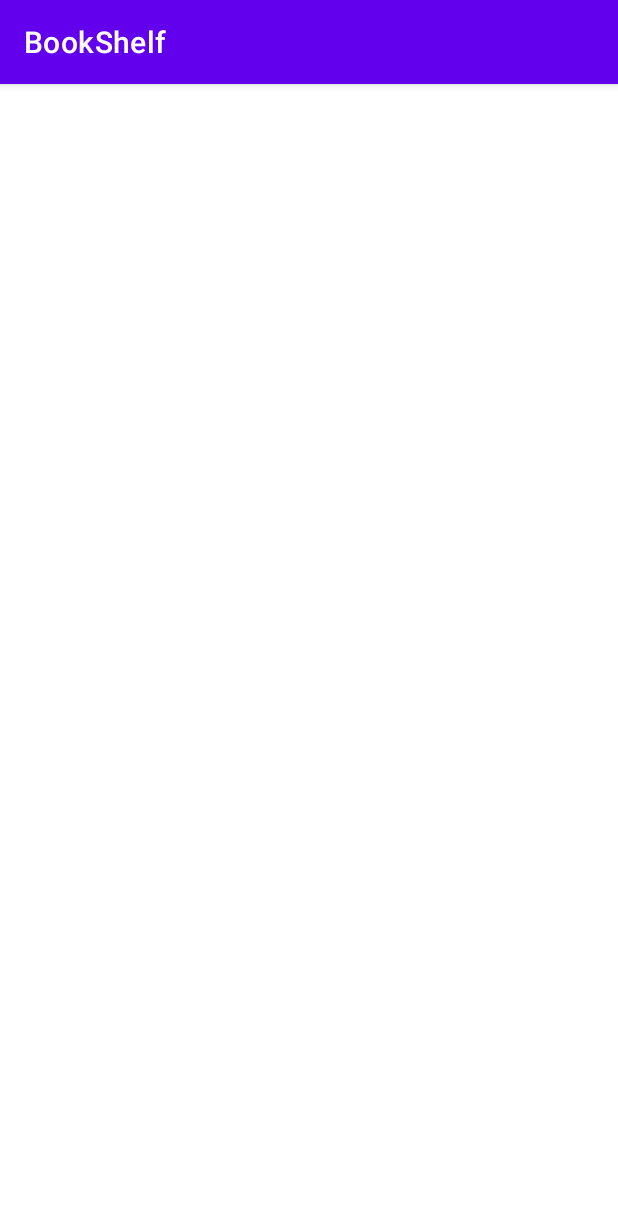
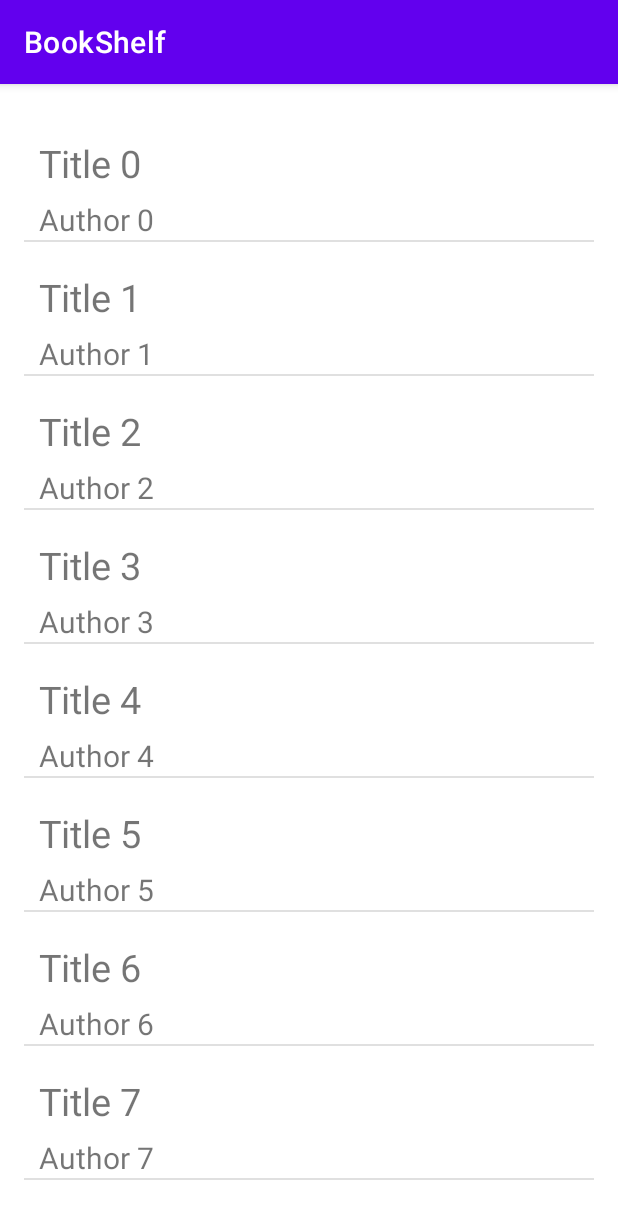
Before and after one commit to GrantGwiaz/BookShelf, an Android app: the screen it shows after launch (MainActivity), on a phone screen of 412 x 824 dp. Shown: the top 1219 px of the screen. Run offline under Robolectric (Android 15) with nearby library versions, the phone set to English and light mode, and no system bars.

Commit message:
BookList Fragment Displays successfully

```diff
--- a/app/src/main/java/edu/temple/bookshelf/BookAdapter.java
+++ b/app/src/main/java/edu/temple/bookshelf/BookAdapter.java
@@ -16,9 +16,9 @@ import java.util.ArrayList;
 public class BookAdapter extends BaseAdapter {
 
     private Context context;
-    private ArrayList<Book> books;
+    private BookList books;
 
-    public BookAdapter (Context context, ArrayList<Book> books) {
+    public BookAdapter (Context context, BookList books) {
         this.context = context;
         this.books = books;
     }
@@ -52,13 +52,13 @@ public class BookAdapter extends BaseAdapter {
             linearLayout.addView(title);
             linearLayout.addView(author);
 
-            title.setTextSize(20);
-            author.setTextSize(10);
+            title.setTextSize(25);
+            author.setTextSize(20);
             title.setPadding(15, 30,15,0);
             author.setPadding(15, 10,15,0);
 
-            title.setGravity(Gravity.CENTER_HORIZONTAL);
-            author.setGravity(Gravity.CENTER_HORIZONTAL);
+            title.setGravity(Gravity.START);
+            author.setGravity(Gravity.START);
 
 
         } else {
@@ -68,7 +68,7 @@ public class BookAdapter extends BaseAdapter {
         }
 
         title.setText(books.get(position).getTitle());
-        author.setText(books.get(position).getTitle());
+        author.setText(books.get(position).getAuthor());
 
         return linearLayout;
     }
--- a/app/src/main/java/edu/temple/bookshelf/BookList.java
+++ b/app/src/main/java/edu/temple/bookshelf/BookList.java
@@ -1,28 +1,48 @@
 package edu.temple.bookshelf;
+
+import android.os.Parcel;
+import android.os.Parcelable;
 
 import java.util.ArrayList;
 
-public class BookList {
-    private ArrayList<Book> Books;
+public class BookList implements Parcelable {
+
+    private ArrayList<Book> books;
 
     public BookList() {
-
+        books = new ArrayList<Book>();
     }
 
+    protected BookList(Parcel in) {
+        books = in.createTypedArrayList(Book.CREATOR);
+    }
+
+    public static final Creator<BookList> CREATOR = new Creator<BookList>() {
+        @Override
+        public BookList createFromParcel(Parcel in) {
+            return new BookList(in);
+        }
+
+        @Override
+        public BookList[] newArray(int size) {
+            return new BookList[size];
+        }
+    };
+
     void add(Book book) {
-        Books.add(book);
+        books.add(book);
     }
 
     void remove(Book book) {
-        Books.remove(book);
+        books.remove(book);
     }
 
     Book get(int position) {
-        return Books.get(position);
+        return books.get(position);
     }
 
     int size(){
-        return Books.size();
+        return books.size();
     }
 
     // adds some books with very boring titles and strange but presciently named authors
@@ -31,8 +51,17 @@ public class BookList {
             String title = "Title " + i;
             String author = "Author " + i;
             Book b = new Book(title, author);
-            add(b);
+            books.add(b);
         }
     }
 
+    @Override
+    public int describeContents() {
+        return 0;
+    }
+
+    @Override
+    public void writeToParcel(Parcel dest, int flags) {
+        dest.writeTypedList(books);
+    }
 }
--- a/app/src/main/java/edu/temple/bookshelf/BookListFragment.java
+++ b/app/src/main/java/edu/temple/bookshelf/BookListFragment.java
@@ -2,46 +2,32 @@ package edu.temple.bookshelf;
 
 import android.os.Bundle;
 
+import androidx.constraintlayout.widget.ConstraintLayout;
 import androidx.fragment.app.Fragment;
 
 import android.view.LayoutInflater;
 import android.view.View;
 import android.view.ViewGroup;
+import android.widget.AdapterView;
+import android.widget.ListAdapter;
+import android.widget.ListView;
 
-/**
- * A simple {@link Fragment} subclass.
- * Use the {@link BookListFragment#newInstance} factory method to
- * create an instance of this fragment.
- */
+import java.util.ArrayList;
+
+
+
 public class BookListFragment extends Fragment {
 
-    // TODO: Rename parameter arguments, choose names that match
-    // the fragment initialization parameters, e.g. ARG_ITEM_NUMBER
-    private static final String ARG_PARAM1 = "param1";
-    private static final String ARG_PARAM2 = "param2";
+    private static final String ARG_BOOKLIST = "param1";
 
-    // TODO: Rename and change types of parameters
-    private String mParam1;
-    private String mParam2;
+    private BookList bookList;
 
-    public BookListFragment() {
-        // Required empty public constructor
-    }
+    public BookListFragment() {}
 
-    /**
-     * Use this factory method to create a new instance of
-     * this fragment using the provided parameters.
-     *
-     * @param param1 Parameter 1.
-     * @param param2 Parameter 2.
-     * @return A new instance of fragment BookListFragment.
-     */
-    // TODO: Rename and change types and number of parameters
-    public static BookListFragment newInstance(String param1, String param2) {
+    public static BookListFragment newInstance(BookList bookList) {
         BookListFragment fragment = new BookListFragment();
         Bundle args = new Bundle();
-        args.putString(ARG_PARAM1, param1);
-        args.putString(ARG_PARAM2, param2);
+        args.putParcelable(ARG_BOOKLIST, bookList);
         fragment.setArguments(args);
         return fragment;
     }
@@ -49,9 +35,10 @@ public class BookListFragment extends Fragment {
     @Override
     public void onCreate(Bundle savedInstanceState) {
         super.onCreate(savedInstanceState);
-        if (getArguments() != null) {
-            mParam1 = getArguments().getString(ARG_PARAM1);
-            mParam2 = getArguments().getString(ARG_PARAM2);
+        if( getArguments() != null) {
+            bookList = getArguments().getParcelable(ARG_BOOKLIST);
+        } else {
+            bookList = new BookList();
         }
     }
 
@@ -59,6 +46,18 @@ public class BookListFragment extends Fragment {
     public View onCreateView(LayoutInflater inflater, ViewGroup container,
                              Bundle savedInstanceState) {
         // Inflate the layout for this fragment
-        return inflater.inflate(R.layout.fragment_book_list, container, false);
+        ListView  listView = (ListView) inflater.inflate(R.layout.fragment_book_list, container, false);
+
+        BookAdapter adapter = new BookAdapter(getActivity(), bookList);
+        listView.setAdapter(adapter);
+
+        listView.setOnItemClickListener(new AdapterView.OnItemClickListener() {
+            @Override
+            public void onItemClick(AdapterView<?> parent, View view, int position, long id) {
+
+            }
+        });
+
+        return listView;
     }
 }
--- a/app/src/main/java/edu/temple/bookshelf/MainActivity.java
+++ b/app/src/main/java/edu/temple/bookshelf/MainActivity.java
@@ -1,12 +1,21 @@
 package edu.temple.bookshelf;
 
 import androidx.appcompat.app.AppCompatActivity;
+import androidx.fragment.app.FragmentManager;
+import androidx.fragment.app.FragmentTransaction;
 
 import android.os.Bundle;
 
 import java.util.ArrayList;
 
 public class MainActivity extends AppCompatActivity {
+
+
+        FragmentManager fragmentManager;
+        FragmentTransaction fragmentTransaction;
+        BookListFragment bookListFragment;
+        //BookDetailsFragment bookDetailsFragment;
+
 
     @Override
     protected void onCreate(Bundle savedInstanceState) {
@@ -17,10 +26,23 @@ public class MainActivity extends AppCompatActivity {
         BookList books = new BookList();
         books.addSomeBooks(10);
 
+        getSupportFragmentManager()
+                .beginTransaction()
+                .add(R.id.listContainer,BookListFragment.newInstance(books))
+                .commit();
+        /*
+        bookListFragment = BookListFragment.newInstance(books);
+        //bookDetailsFragment = new BookDetailsFragment();
 
+        fragmentManager = getSupportFragmentManager();
 
+        fragmentTransaction = fragmentManager.beginTransaction();
 
+        fragmentTransaction.add(R.id.listContainer, bookListFragment);
 
+        fragmentTransaction.commit();
+
+         */
     }
 
 
--- a/app/src/main/res/layout/activity_main.xml
+++ b/app/src/main/res/layout/activity_main.xml
@@ -4,4 +4,20 @@
     xmlns:tools="http://schemas.android.com/tools"
     android:layout_width="match_parent"
     android:layout_height="match_parent"
-    tools:context=".MainActivity"/>
+    tools:context=".MainActivity">
+
+    <FrameLayout
+        android:id="@+id/listContainer"
+        android:layout_width="0dp"
+        android:layout_height="0dp"
+        android:layout_marginStart="16dp"
+        android:layout_marginTop="16dp"
+        android:layout_marginEnd="16dp"
+        android:layout_marginBottom="16dp"
+        app:layout_constraintBottom_toBottomOf="parent"
+        app:layout_constraintEnd_toEndOf="parent"
+        app:layout_constraintStart_toStartOf="parent"
+        app:layout_constraintTop_toTopOf="parent">
+
+    </FrameLayout>
+</androidx.constraintlayout.widget.ConstraintLayout>
```
Also changed, not shown: app/src/main/java/edu/temple/bookshelf/Book.java (+34 -1 lines), app/src/main/java/edu/temple/bookshelf/BookDetailsFragment.java (+19 -42 lines), app/src/main/res/layout/fragment_book_details.xml (+20 -6 lines), app/src/main/res/layout/fragment_book_list.xml (+2 -10 lines).
